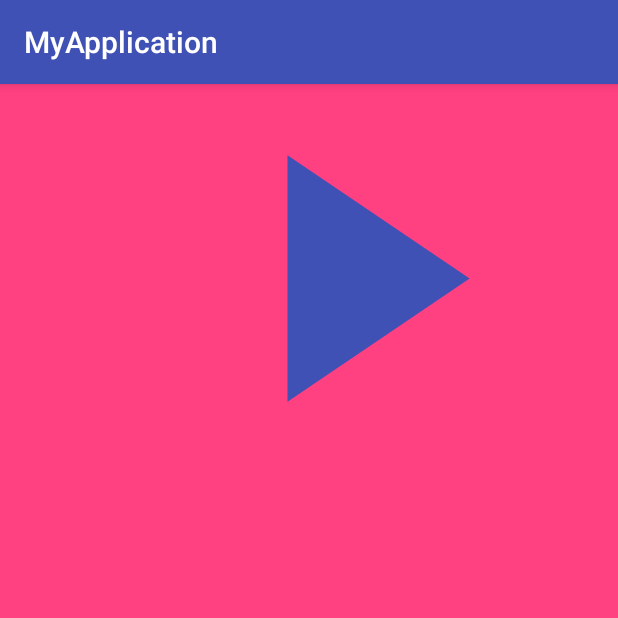
After one commit to cyq123/MyApplication, an Android app: the AnimaterVectorDrawableActivity screen opened directly, with no data from a screen before it, on a phone screen of 412 x 824 dp, the top half of it. The commit adds this screen. Run offline under Robolectric (Android 15) with nearby library versions, the phone set to English and light mode, and no system bars.

Commit message:
2018.10.10 animatorVectorDrawable画的三角形旋转动画

```diff
--- a/app/src/main/AndroidManifest.xml
+++ b/app/src/main/AndroidManifest.xml
@@ -27,6 +27,7 @@
             android:name=".CardFlipActivity"
             android:label="@string/title_activity_crossfade"
             android:theme="@style/AppTheme.NoActionBar" />
+        <activity android:name=".AnimaterVectorDrawableActivity"></activity>
     </application>
 
 </manifest>
--- /dev/null
+++ b/app/src/main/java/cyq/com/myapplication/AnimaterVectorDrawableActivity.java
@@ -0,0 +1,29 @@
+package cyq.com.myapplication;
+
+import android.graphics.drawable.Animatable;
+import android.graphics.drawable.Drawable;
+import android.support.v7.app.AppCompatActivity;
+import android.os.Bundle;
+import android.view.View;
+import android.widget.ImageView;
+
+public class AnimaterVectorDrawableActivity extends AppCompatActivity {
+    private ImageView imageView;
+    @Override
+    protected void onCreate(Bundle savedInstanceState) {
+        super.onCreate(savedInstanceState);
+        setContentView(R.layout.activity_animater_vector_drawable);
+
+        imageView = findViewById(R.id.imageView);
+
+        imageView.setOnClickListener(new View.OnClickListener() {
+            @Override
+            public void onClick(View v) {
+              Drawable drawable =  imageView.getBackground();
+              if (drawable instanceof Animatable){
+                  ((Animatable) drawable).start();
+              }
+            }
+        });
+    }
+}
--- a/app/src/main/java/cyq/com/myapplication/MainActivity.java
+++ b/app/src/main/java/cyq/com/myapplication/MainActivity.java
@@ -96,6 +96,9 @@ public class MainActivity extends AppCompatActivity {
         }else if(id == R.id.cardflip){
             Intent intent = new Intent(this,CardFlipActivity.class);
             startActivity(intent);
+        }else if(id == R.id.animatorvector){
+            Intent intent = new Intent(this,AnimaterVectorDrawableActivity.class);
+            startActivity(intent);
         }
 
         return super.onOptionsItemSelected(item);
--- /dev/null
+++ b/app/src/main/res/animator/path_morph.xml
@@ -0,0 +1,9 @@
+<?xml version="1.0" encoding="utf-8"?>
+<set xmlns:android="http://schemas.android.com/apk/res/android">
+    <objectAnimator
+        android:duration="3000"
+        android:propertyName="pathData"
+        android:valueType="pathType"
+        android:valueFrom="M300,300 l 0,-190 190,190 0,0 -190,190z"
+        android:valueTo="M300,300 l 0,-90 90,90  0,0 -90,90z"/><!--M300,70 l 0,-70 70,0  0,140 -70,0 z-->
+</set>
--- /dev/null
+++ b/app/src/main/res/animator/rotation.xml
@@ -0,0 +1,8 @@
+<?xml version="1.0" encoding="utf-8"?>
+<objectAnimator xmlns:android="http://schemas.android.com/apk/res/android"
+    android:duration="6000"
+    android:propertyName="rotation"
+    android:valueFrom="0"
+    android:valueTo="360">
+
+</objectAnimator>
--- /dev/null
+++ b/app/src/main/res/drawable/animatedvectordrawable.xml
@@ -0,0 +1,11 @@
+<?xml version="1.0" encoding="utf-8"?>
+<animated-vector xmlns:android="http://schemas.android.com/apk/res/android"
+    android:drawable="@drawable/vectordrawable">
+    <!-- 旋转的三角形动画，动画由vectordrawable、rotation、path_morph三个xml文件组成 -->
+    <target
+        android:animation="@animator/rotation"
+        android:name="rotationGroup"/>
+    <target
+        android:animation="@animator/path_morph"
+        android:name="v"/>
+</animated-vector>
--- /dev/null
+++ b/app/src/main/res/drawable/vectordrawable.xml
@@ -0,0 +1,25 @@
+<?xml version="1.0" encoding="utf-8"?>
+<vector xmlns:android="http://schemas.android.com/apk/res/android"
+    android:width="64dp"
+    android:height="64dp"
+    android:viewportWidth="600"
+    android:viewportHeight="600">
+
+    <group android:name="rotationGroup"
+        android:pivotX="300.0"
+        android:pivotY="300.0"
+        >
+
+        <path android:name="v"
+            android:fillColor="@color/colorPrimary"
+            android:pathData="M300,300 l 0,-190 190,190 0,0 -190,190z"/>
+    </group>
+
+    <group android:name="customGroup">
+
+        <path android:name="p"
+            android:strokeColor="@color/colorPrimary"
+            android:pathData="M300,300 "/>
+
+    </group>
+</vector>
--- /dev/null
+++ b/app/src/main/res/layout/activity_animater_vector_drawable.xml
@@ -0,0 +1,15 @@
+<?xml version="1.0" encoding="utf-8"?>
+<android.support.constraint.ConstraintLayout xmlns:android="http://schemas.android.com/apk/res/android"
+    xmlns:app="http://schemas.android.com/apk/res-auto"
+    xmlns:tools="http://schemas.android.com/tools"
+    android:layout_width="match_parent"
+    android:layout_height="match_parent"
+    android:background="@color/colorAccent"
+    tools:context=".AnimaterVectorDrawableActivity">
+    <!-- 选转的三角形动画，background属性是动画drawable-->
+    <ImageView
+        android:id="@+id/imageView"
+        android:layout_width="383dp"
+        android:layout_height="259dp"
+        android:background="@drawable/animatedvectordrawable" />
+</android.support.constraint.ConstraintLayout>
--- a/app/src/main/res/menu/menu_main.xml
+++ b/app/src/main/res/menu/menu_main.xml
@@ -35,4 +35,13 @@
         android:icon="@mipmap/ic_launcher"
         android:actionLayout="@layout/activity_main"
         />
+
+    <item
+        android:id="@+id/animatorvector"
+        android:title="animatorVectorDrawable"
+        app:showAsAction="withText"
+        android:orderInCategory="96"
+        android:icon="@mipmap/ic_launcher"
+        android:actionLayout="@layout/activity_main"
+        />
 </menu>
--- a/build.gradle
+++ b/build.gradle
@@ -7,7 +7,7 @@ buildscript {
         jcenter()
     }
     dependencies {
-        classpath 'com.android.tools.build:gradle:3.1.2'
+        classpath 'com.android.tools.build:gradle:3.2.0'
 
 
         // NOTE: Do not place your application dependencies here; they belong
```
Also changed, not shown: gradle/wrapper/gradle-wrapper.properties.
